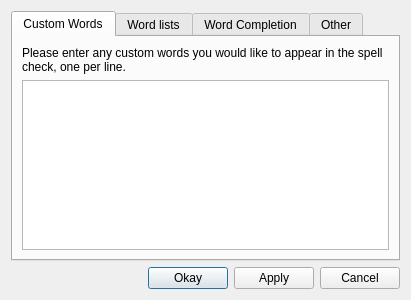
Before: the Qt Designer form ui/settings.ui in nyov/writetype, drawn with Qt 5.
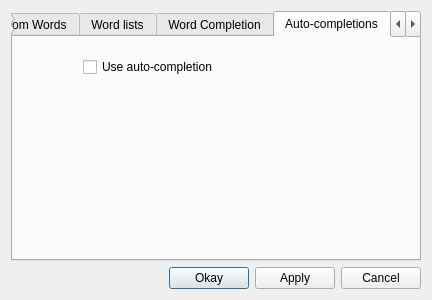
After: the same form once the commit is applied.

```diff
--- a/ui/settings.ui
+++ b/ui/settings.ui
@@ -7,7 +7,7 @@
    <rect>
     <x>0</x>
     <y>0</y>
-    <width>400</width>
+    <width>432</width>
     <height>300</height>
    </rect>
   </property>
@@ -18,7 +18,7 @@
    <item>
     <widget class="QTabWidget" name="tabWidget">
      <property name="currentIndex">
-      <number>0</number>
+      <number>3</number>
      </property>
      <widget class="QWidget" name="customWordlistTab">
       <attribute name="title">
@@ -234,6 +234,24 @@
        </item>
       </layout>
      </widget>
+     <widget class="QWidget" name="autocompletions">
+      <attribute name="title">
+       <string>Auto-completions</string>
+      </attribute>
+      <widget class="QCheckBox" name="autocompletionCheckBox">
+       <property name="geometry">
+        <rect>
+         <x>70</x>
+         <y>20</y>
+         <width>211</width>
+         <height>20</height>
+        </rect>
+       </property>
+       <property name="text">
+        <string>Use auto-completion</string>
+       </property>
+      </widget>
+     </widget>
      <widget class="QWidget" name="settingsTab">
       <attribute name="title">
        <string>Other</string>
```
